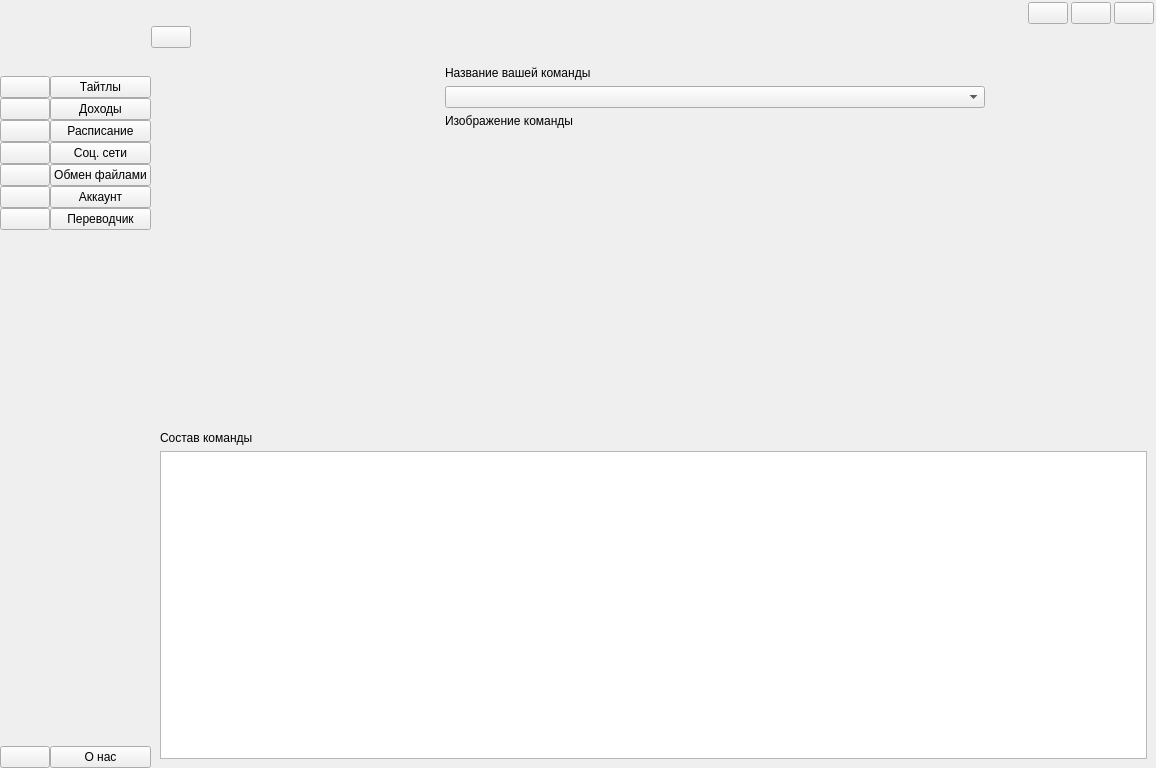
Old version of the form front/ui.ui in the repository Resmko99/Is-for-translator.
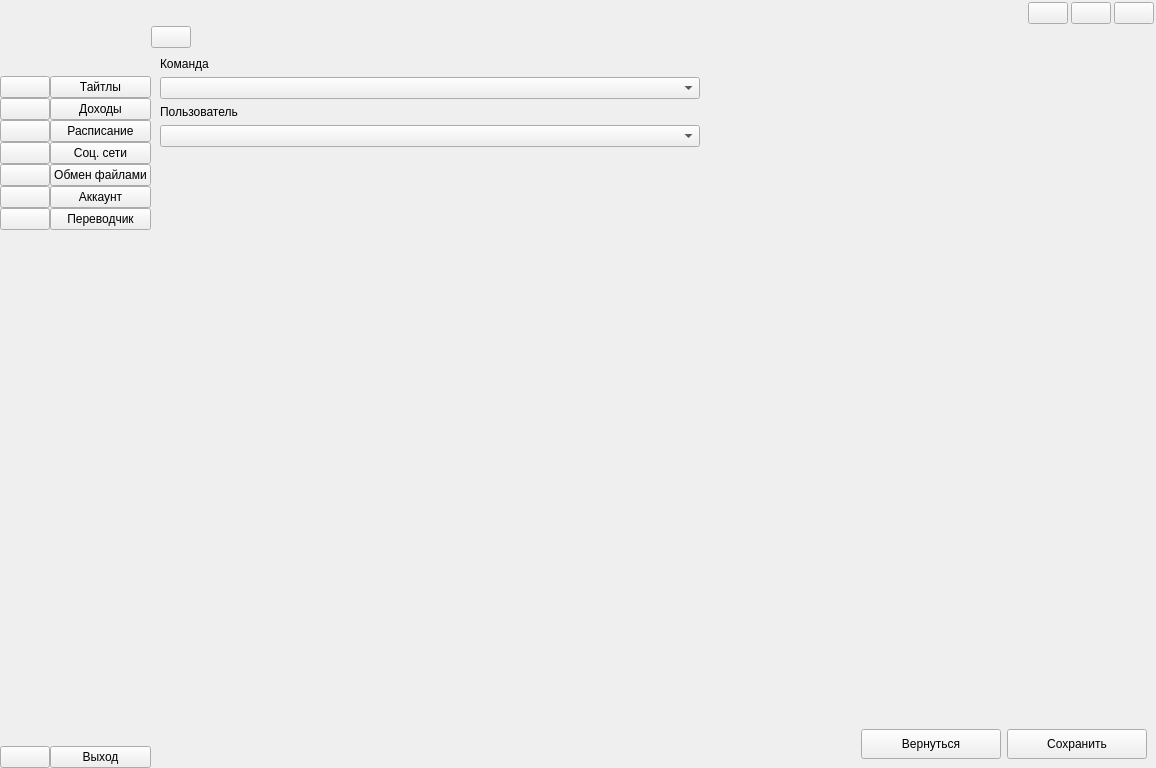
New version of the form. The open tabs and pages were chosen to show the change. Icons and pictures are not drawn.

The edit to the form file:
```diff
--- a/front/ui.ui
+++ b/front/ui.ui
@@ -1170,7 +1170,7 @@
            <item>
             <widget class="QPushButton" name="aboutUs_2">
              <property name="text">
-              <string>О нас</string>
+              <string>Выход</string>
              </property>
              <property name="icon">
               <iconset resource="resource.qrc">
@@ -1182,12 +1182,6 @@
                <height>20</height>
               </size>
              </property>
-             <property name="checkable">
-              <bool>true</bool>
-             </property>
-             <property name="autoExclusive">
-              <bool>true</bool>
-             </property>
             </widget>
            </item>
           </layout>
@@ -4231,102 +4225,141 @@
           <widget class="QWidget" name="pageUserAccount">
            <layout class="QGridLayout" name="gridLayout_5">
             <item row="0" column="0">
+             <layout class="QVBoxLayout" name="verticalLayout_13">
+              <item>
+               <widget class="QLabel" name="label_35">
+                <property name="text">
+                 <string>Команда</string>
+                </property>
+               </widget>
+              </item>
+              <item>
+               <widget class="QComboBox" name="teamsComboBoxTeam">
+                <property name="minimumSize">
+                 <size>
+                  <width>540</width>
+                  <height>0</height>
+                 </size>
+                </property>
+               </widget>
+              </item>
+              <item>
+               <widget class="QLabel" name="label_36">
+                <property name="text">
+                 <string>Пользователь</string>
+                </property>
+               </widget>
+              </item>
+              <item>
+               <widget class="QComboBox" name="usersComboBoxTeam"/>
+              </item>
+             </layout>
+            </item>
+            <item row="1" column="0">
+             <spacer name="verticalSpacer_12">
+              <property name="orientation">
+               <enum>Qt::Vertical</enum>
+              </property>
+              <property name="sizeHint" stdset="0">
+               <size>
+                <width>20</width>
+                <height>557</height>
+               </size>
+              </property>
+             </spacer>
+            </item>
+            <item row="2" column="0" colspan="2">
              <widget class="QWidget" name="widget_18" native="true">
-              <layout class="QGridLayout" name="gridLayout_25">
-               <item row="1" column="1">
-                <widget class="QComboBox" name="nameUserAccComboBox">
-                 <property name="sizePolicy">
-                  <sizepolicy hsizetype="Expanding" vsizetype="Fixed">
-                   <horstretch>0</horstretch>
-                   <verstretch>0</verstretch>
-                  </sizepolicy>
-                 </property>
-                 <property name="minimumSize">
-                  <size>
-                   <width>540</width>
-                   <height>0</height>
-                  </size>
-                 </property>
-                 <property name="maximumSize">
-                  <size>
-                   <width>16777215</width>
-                   <height>16777215</height>
-                  </size>
-                 </property>
-                </widget>
-               </item>
-               <item row="1" column="2">
+              <layout class="QHBoxLayout" name="horizontalLayout_16">
+               <property name="spacing">
+                <number>6</number>
+               </property>
+               <property name="leftMargin">
+                <number>0</number>
+               </property>
+               <property name="topMargin">
+                <number>0</number>
+               </property>
+               <property name="rightMargin">
+                <number>0</number>
+               </property>
+               <property name="bottomMargin">
+                <number>0</number>
+               </property>
+               <item>
                 <spacer name="horizontalSpacer_30">
                  <property name="orientation">
                   <enum>Qt::Horizontal</enum>
                  </property>
                  <property name="sizeHint" stdset="0">
                   <size>
-                   <width>40</width>
+                   <width>678</width>
                    <height>20</height>
                   </size>
                  </property>
                 </spacer>
                </item>
-               <item row="0" column="0" rowspan="4">
-                <widget class="QLabel" name="label_36">
+               <item>
+                <widget class="QPushButton" name="backTeamsBtn">
                  <property name="minimumSize">
                   <size>
-                   <width>270</width>
-                   <height>350</height>
+                   <width>140</width>
+                   <height>30</height>
                   </size>
                  </property>
                  <property name="maximumSize">
                   <size>
-                   <width>200</width>
-                   <height>16777215</height>
+                   <width>140</width>
+                   <height>30</height>
                   </size>
                  </property>
                  <property name="text">
-                  <string/>
+                  <string>Вернуться</string>
                  </property>
-                </widget>
-               </item>
-               <item row="2" column="1">
-                <widget class="QLabel" name="label_93">
-                 <property name="text">
-                  <string>Изображение команды</string>
+                 <property name="icon">
+                  <iconset resource="resource.qrc">
+                   <normaloff>:/icon/icon/free-icon-back-2644908.png</normaloff>:/icon/icon/free-icon-back-2644908.png</iconset>
                  </property>
+                 <property name="iconSize">
+                  <size>
+                   <width>20</width>
+                   <height>20</height>
+                  </size>
+                 </property>
                 </widget>
                </item>
-               <item row="3" column="1">
-                <spacer name="verticalSpacer_12">
-                 <property name="orientation">
-                  <enum>Qt::Vertical</enum>
+               <item>
+                <widget class="QPushButton" name="saveTeams">
+                 <property name="minimumSize">
+                  <size>
+                   <width>140</width>
+                   <height>30</height>
+                  </size>
                  </property>
-                 <property name="sizeHint" stdset="0">
+                 <property name="maximumSize">
                   <size>
-                   <width>20</width>
-                   <height>40</height>
+                   <width>140</width>
+                   <height>30</height>
                   </size>
                  </property>
-                </spacer>
-               </item>
-               <item row="0" column="1">
-                <widget class="QLabel" name="label_95">
                  <property name="text">
-                  <string>Название вашей команды</string>
+                  <string>Сохранить</string>
+                 </property>
+                 <property name="icon">
+                  <iconset resource="resource.qrc">
+                   <normaloff>:/icon/icon/free-icon-check-mark-8370918.png</normaloff>:/icon/icon/free-icon-check-mark-8370918.png</iconset>
+                 </property>
+                 <property name="iconSize">
+                  <size>
+                   <width>20</width>
+                   <height>20</height>
+                  </size>
                  </property>
                 </widget>
                </item>
               </layout>
              </widget>
             </item>
-            <item row="1" column="0">
-             <widget class="QLabel" name="label_35">
-              <property name="text">
-               <string>Состав команды</string>
-              </property>
-             </widget>
-            </item>
-            <item row="2" column="0">
-             <widget class="QTableView" name="tableTeamAccUser"/>
-            </item>
            </layout>
           </widget>
           <widget class="QWidget" name="pageAddTask">
```
Left out of the diff: 614 changed lines with no effect on the pictures.
